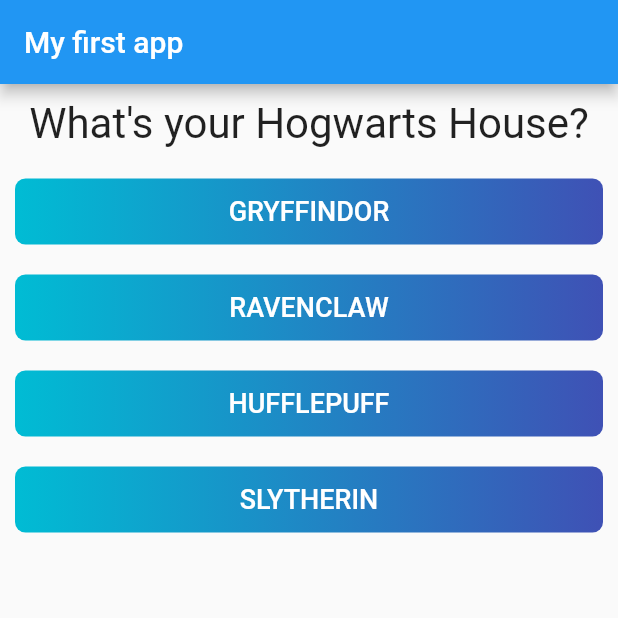
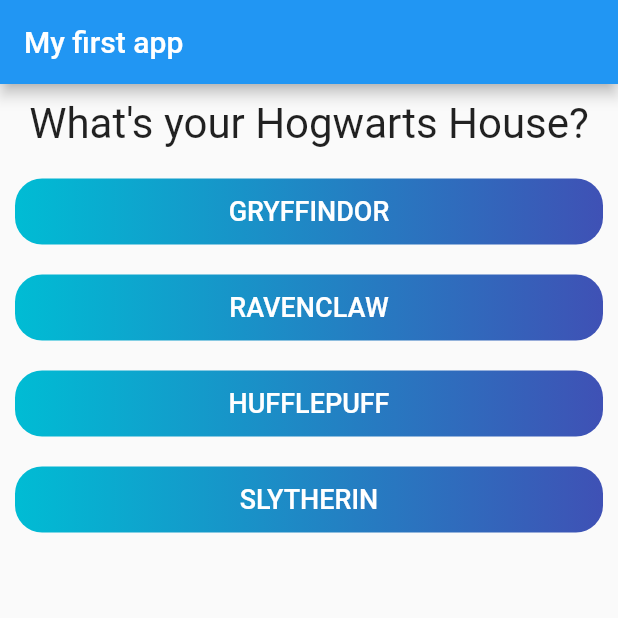
Before and after one commit to Totemi1324/sandbox_app, a Flutter app: the screen it shows after launch, on a phone screen of 412 x 824 dp, the top half of it. Run offline on Flutter 3.47's test engine with Material 2 defaults, Android fonts, the light colour scheme and no system bars.

Commit message:
Minor styling changes

```diff
--- a/lib/answer.dart
+++ b/lib/answer.dart
@@ -12,7 +12,7 @@
 
   @override
   Widget build(BuildContext context) {
-    final borderRadius = BorderRadius.circular(7);
+    final borderRadius = BorderRadius.circular(18);
 
     return Container(
       width: double.infinity,
--- a/lib/result.dart
+++ b/lib/result.dart
@@ -27,7 +27,6 @@
     return Container(
       width: double.infinity,
       margin: const EdgeInsets.all(10),
-      child: Center(
       child: Column(
         children: [
           Text(
@@ -49,7 +48,6 @@
           )
         ],
       ),
-      ),
     );
   }
 }
```
Lines whose indentation alone changed are shown as unchanged.
